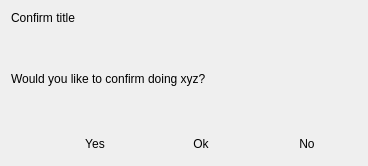
Before: the Qt Designer form ui/kiwixconfirmbox.ui in kiwix/kiwix-desktop, drawn with Qt 5.
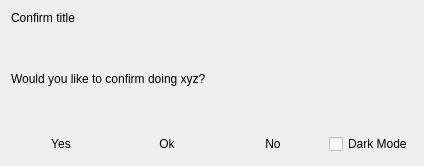
After: the same form once the commit is applied.

Commit message: dark mode feature

The edit to the form file:
```diff
--- a/ui/kiwixconfirmbox.ui
+++ b/ui/kiwixconfirmbox.ui
@@ -142,6 +142,13 @@
        </property>
       </widget>
      </item>
+     <item>
+      <widget class="QCheckBox" name="darkModeCheckbox">
+       <property name="text">
+        <string>Dark Mode</string>
+       </property>
+      </widget>
+     </item>
     </layout>
    </item>
   </layout>
```
Left out of the diff: 3 changed lines with no effect on the pictures. The commit also changes 5 other files.
